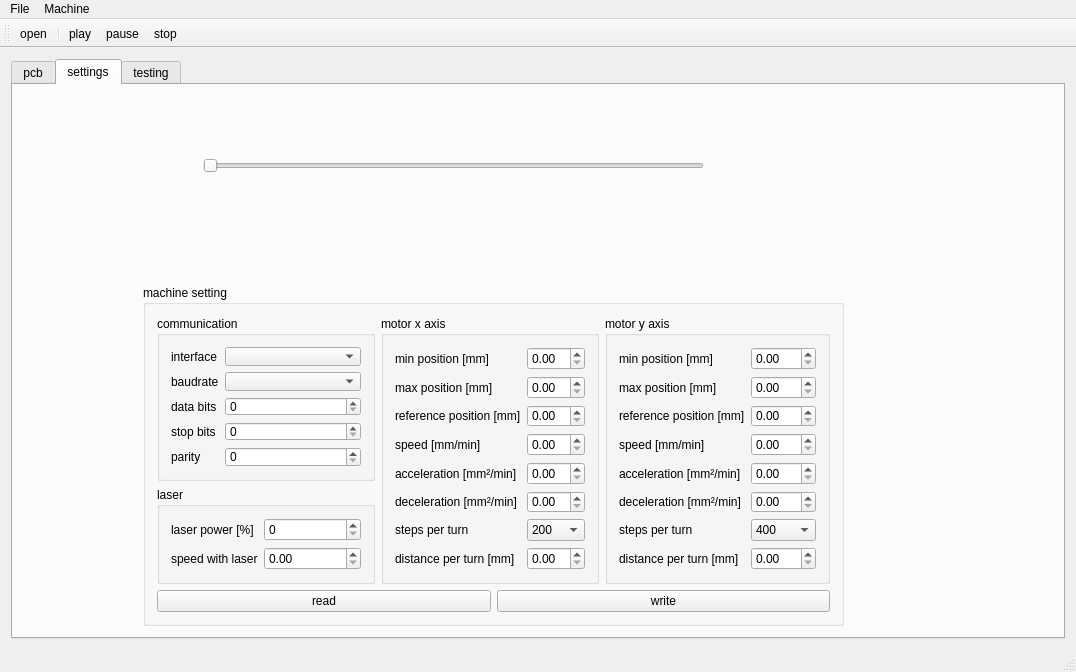
This is gui/src/mainwindow.ui in wenndemann/Laser-Exposer as Qt 5 draws it before an edit. The edited form follows.
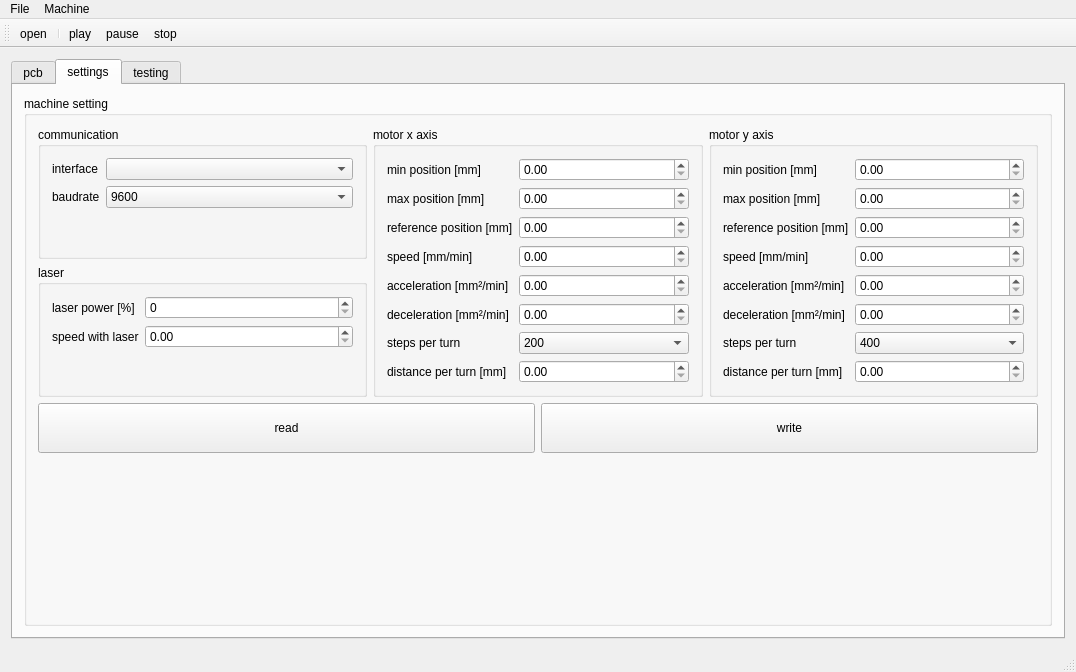
This is the edited form. The open tabs and pages were chosen to show the change. Icons and pictures are not drawn. Custom widgets are drawn as their Qt base class.

```diff
--- a/gui/src/mainwindow.ui
+++ b/gui/src/mainwindow.ui
@@ -10,6 +10,12 @@
     <height>672</height>
    </rect>
   </property>
+  <property name="minimumSize">
+   <size>
+    <width>640</width>
+    <height>480</height>
+   </size>
+  </property>
   <property name="windowTitle">
    <string>MainWindow</string>
   </property>
@@ -68,15 +74,9 @@
          <attribute name="title">
           <string>settings</string>
          </attribute>
+         <layout class="QVBoxLayout" name="verticalLayout_3">
+          <item>
          <widget class="QGroupBox" name="groupBox_2">
-          <property name="geometry">
-           <rect>
-            <x>130</x>
-            <y>200</y>
-            <width>701</width>
-            <height>341</height>
-           </rect>
-          </property>
           <property name="title">
            <string>machine setting</string>
           </property>
@@ -112,37 +112,33 @@
                    </widget>
                   </item>
                   <item row="1" column="1">
-                   <widget class="QComboBox" name="cbBaud"/>
-                  </item>
-                  <item row="2" column="0">
-                   <widget class="QLabel" name="lblDataBits">
+                     <widget class="QComboBox" name="cbBaud">
+                      <item>
+                       <property name="text">
+                        <string>9600</string>
+                       </property>
+                      </item>
+                      <item>
                     <property name="text">
-                     <string>data bits</string>
-                    </property>
-                   </widget>
-                  </item>
-                  <item row="2" column="1">
-                   <widget class="QSpinBox" name="sbDataBits"/>
-                  </item>
-                  <item row="3" column="0">
-                   <widget class="QLabel" name="lblStopBits">
+                        <string>19200</string>
+                       </property>
+                      </item>
+                      <item>
+                       <property name="text">
+                        <string>38400</string>
+                       </property>
+                      </item>
+                      <item>
                     <property name="text">
-                     <string>stop bits</string>
-                    </property>
-                   </widget>
-                  </item>
-                  <item row="3" column="1">
-                   <widget class="QSpinBox" name="sbStopBits"/>
-                  </item>
-                  <item row="4" column="0">
-                   <widget class="QLabel" name="lblParity">
+                        <string>57600</string>
+                       </property>
+                      </item>
+                      <item>
                     <property name="text">
-                     <string>parity</string>
-                    </property>
-                   </widget>
-                  </item>
-                  <item row="4" column="1">
-                   <widget class="QSpinBox" name="spParity"/>
+                        <string>115200</string>
+                       </property>
+                      </item>
+                     </widget>
                   </item>
                  </layout>
                 </widget>
@@ -434,11 +430,17 @@
              <item>
               <widget class="QPushButton" name="btnReadSettings">
                <property name="sizePolicy">
-                <sizepolicy hsizetype="Minimum" vsizetype="Expanding">
+                  <sizepolicy hsizetype="Minimum" vsizetype="Minimum">
                  <horstretch>0</horstretch>
                  <verstretch>0</verstretch>
                 </sizepolicy>
                </property>
+                 <property name="minimumSize">
+                  <size>
+                   <width>0</width>
+                   <height>40</height>
+                  </size>
+                 </property>
                <property name="text">
                 <string>read</string>
                </property>
@@ -457,11 +459,17 @@
              <item>
               <widget class="QPushButton" name="btnSendSettings">
                <property name="sizePolicy">
-                <sizepolicy hsizetype="Minimum" vsizetype="Expanding">
+                  <sizepolicy hsizetype="Minimum" vsizetype="Minimum">
                  <horstretch>0</horstretch>
                  <verstretch>0</verstretch>
                 </sizepolicy>
                </property>
+                 <property name="minimumSize">
+                  <size>
+                   <width>0</width>
+                   <height>50</height>
+                  </size>
+                 </property>
                <property name="text">
                 <string>write</string>
                </property>
@@ -479,33 +487,23 @@
              </item>
             </layout>
            </item>
-          </layout>
-         </widget>
-         <widget class="QSlider" name="horizontalSlider">
-          <property name="geometry">
-           <rect>
-            <x>190</x>
-            <y>40</y>
-            <width>501</width>
-            <height>81</height>
-           </rect>
-          </property>
-          <property name="singleStep">
-           <number>0</number>
-          </property>
-          <property name="pageStep">
-           <number>10</number>
-          </property>
+             <item>
+              <spacer name="verticalSpacer">
           <property name="orientation">
-           <enum>Qt::Horizontal</enum>
-          </property>
-          <property name="invertedAppearance">
-           <bool>false</bool>
-          </property>
-          <property name="invertedControls">
-           <bool>false</bool>
-          </property>
-         </widget>
+                <enum>Qt::Vertical</enum>
+               </property>
+               <property name="sizeHint" stdset="0">
+                <size>
+                 <width>20</width>
+                 <height>40</height>
+                </size>
+               </property>
+              </spacer>
+             </item>
+            </layout>
+           </widget>
+          </item>
+         </layout>
         </widget>
         <widget class="QWidget" name="tabTesting">
          <attribute name="title">
```
Left out of the diff: 26 changed lines with no effect on the pictures. Lines whose indentation alone changed are shown as unchanged.
